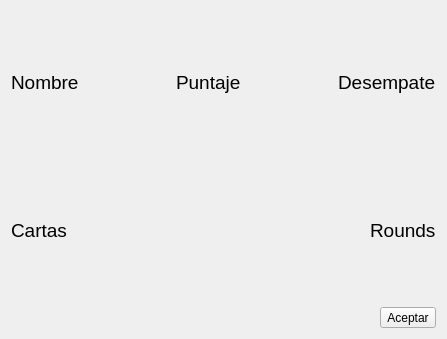
Before: the Qt Designer form panel_estadisticas.ui in kevteg/blackjack, drawn with Qt 5.
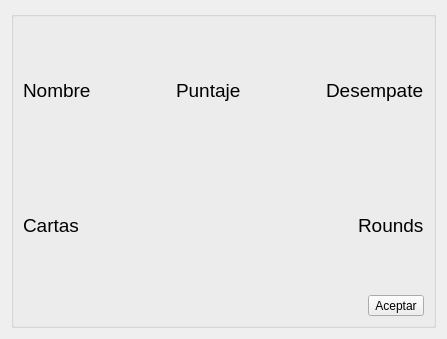
After: the same form once the commit is applied.

Commit message: Agregar estadisticas y final del juego desde el servidor

Patch:
```diff
--- a/panel_estadisticas.ui
+++ b/panel_estadisticas.ui
@@ -15,6 +15,12 @@
   </property>
   <layout class="QGridLayout" name="gridLayout">
    <item row="0" column="0">
+    <widget class="QGroupBox" name="groupBox">
+     <property name="title">
+      <string/>
+     </property>
+     <layout class="QGridLayout" name="gridLayout_2">
+      <item row="0" column="0">
     <layout class="QVBoxLayout" name="verticalLayout">
      <item>
       <layout class="QHBoxLayout" name="horizontalLayout">
@@ -156,6 +162,9 @@
       </layout>
      </item>
     </layout>
+      </item>
+     </layout>
+    </widget>
    </item>
   </layout>
  </widget>
```
Lines whose indentation alone changed are shown as unchanged. The commit also changes 8 other files.
